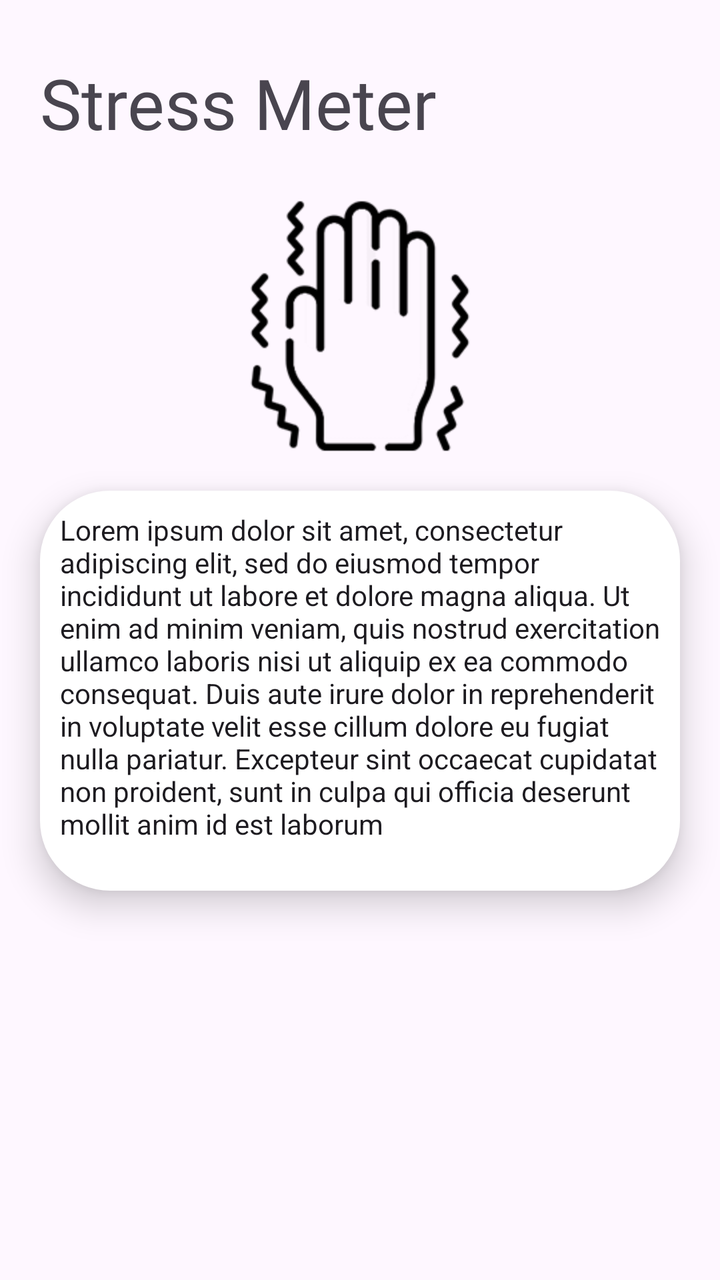
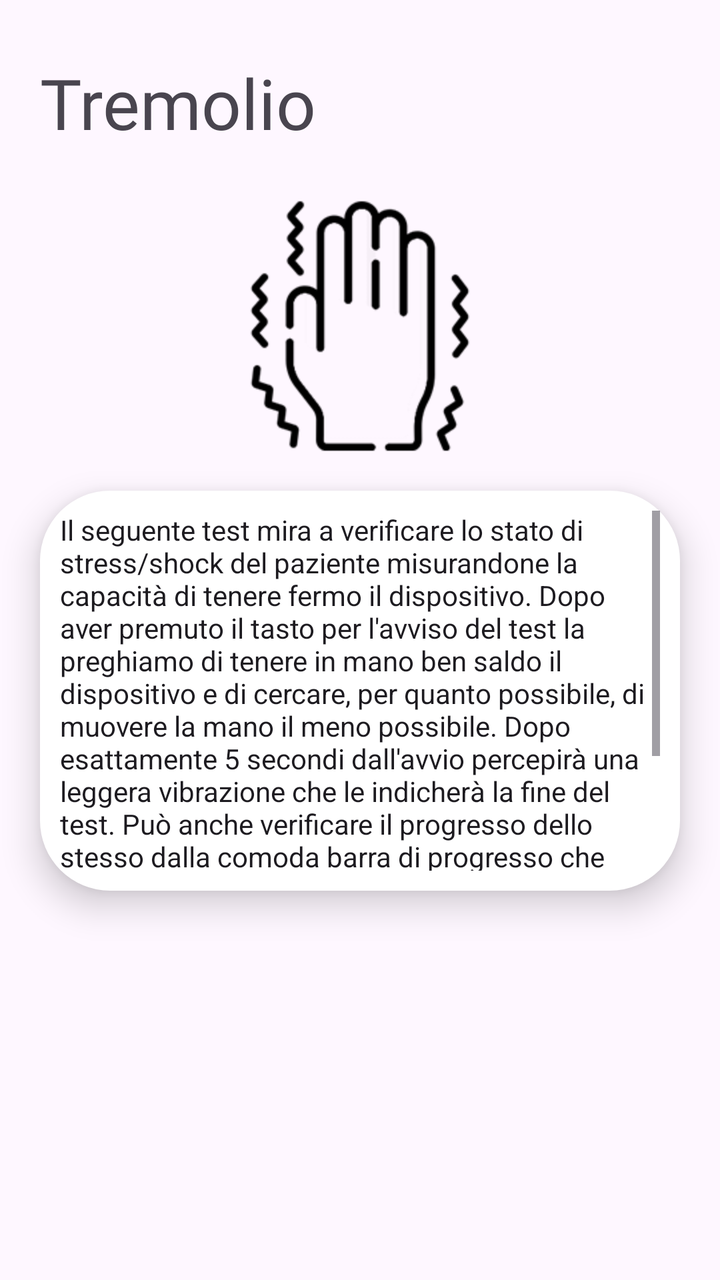

Two renders of the same Android screen: before a commit and after it. Below are the layout's source before the change and the commit's diff.
<!-- AndroidManifest.xml: application theme Theme.AsilAppBox -->
<!-- res/layout/fragment_test.xml -->
<?xml version="1.0" encoding="utf-8"?>
<androidx.constraintlayout.widget.ConstraintLayout xmlns:android="http://schemas.android.com/apk/res/android"
    xmlns:app="http://schemas.android.com/apk/res-auto"
    xmlns:tools="http://schemas.android.com/tools"
    android:id="@+id/test_layout"
    android:layout_width="match_parent"
    android:layout_height="match_parent">

    <ImageView
        android:id="@+id/iconHolder"
        android:layout_width="match_parent"
        android:layout_height="wrap_content"
        android:src="@mipmap/parkinson_icon_black"
        app:layout_constraintEnd_toStartOf="@+id/testTitle"
        app:layout_constraintHorizontal_bias="0.0"
        app:layout_constraintStart_toStartOf="parent"
        app:layout_constraintTop_toBottomOf="@+id/testTitle" />

    <TextView
        android:id="@+id/testTitle"
        android:layout_width="270dp"
        android:layout_height="wrap_content"
        android:layout_marginLeft="@dimen/marginLeftRightDetailHealthHistory"
        android:layout_marginTop="28dp"
        android:layout_marginRight="@dimen/marginLeftRightDetailHealthHistory"
        android:fontFamily="@font/titillium_web_bold"
        android:text="@string/stressToolTitle"
        android:textSize="@dimen/title2FontSize"
        app:layout_constraintHorizontal_bias="0.0"
        app:layout_constraintLeft_toLeftOf="parent"
        app:layout_constraintTop_toTopOf="parent" />

    <EditText
        android:id="@+id/testDescription"
        android:layout_width="match_parent"
        android:layout_height="200dp"
        android:layout_marginHorizontal="@dimen/marginLeftRightDetailHealthHistory"
        android:background="@drawable/rounded"
        android:cursorVisible="true"
        android:editable="false"
        android:elevation="10dp"
        android:fadeScrollbars="false"
        android:gravity="top"
        android:padding="10dp"
        android:scrollbarAlwaysDrawHorizontalTrack="false"
        android:scrollbarAlwaysDrawVerticalTrack="false"
        android:scrollbars="vertical"
        android:text="@string/stressToolDesc"
        android:textSize="@dimen/textSizeDoctorNotes"
        app:layout_constraintEnd_toEndOf="parent"
        app:layout_constraintHorizontal_bias="0.0"
        app:layout_constraintStart_toStartOf="parent"
        app:layout_constraintTop_toBottomOf="@+id/iconHolder" />

    <ProgressBar
        android:id="@+id/test_progress_bar"
        style="?android:attr/progressBarStyleHorizontal"
        android:layout_width="match_parent"
        android:layout_height="wrap_content"
        android:layout_marginHorizontal="50dp"
        android:indeterminate="false"
        android:max="100"
        android:progress="50"
        android:progressTint="@color/appMainColor"
        android:scaleY="5"
        android:visibility="invisible"
        app:layout_constraintBottom_toTopOf="@+id/test_footer_fragment"
        app:layout_constraintEnd_toEndOf="parent"
        app:layout_constraintHorizontal_bias="0.404"
        app:layout_constraintStart_toStartOf="parent"
        app:layout_constraintTop_toBottomOf="@+id/testDescription" />

    <androidx.fragment.app.FragmentContainerView
        android:id="@+id/test_footer_fragment"
        android:layout_width="match_parent"
        android:layout_height="100dp"
        app:layout_constraintBottom_toBottomOf="parent">

    </androidx.fragment.app.FragmentContainerView>


</androidx.constraintlayout.widget.ConstraintLayout>
<!-- resources referenced by this layout -->
<resources>
  <color name="appMainColor">#2f6dd5</color>
  <dimen name="marginLeftRightDetailHealthHistory">20dp</dimen>
  <dimen name="textSizeDoctorNotes">14dp</dimen>
  <dimen name="title2FontSize">35dp</dimen>
  <!-- drawable rounded (drawable) -->
  <?xml version="1.0" encoding="utf-8"?>
  <shape xmlns:android="http://schemas.android.com/apk/res/android"
      android:shape="rectangle"
      android:padding="10dp">
      <solid android:color="#FFFFFF"/>
      <corners
          android:bottomRightRadius="35dp"
          android:bottomLeftRadius="35dp"
          android:topLeftRadius="35dp"
          android:topRightRadius="35dp" />
  </shape>
  <!-- mipmap parkinson_icon_black: png bitmap (mipmap-hdpi, 8186 bytes) -->
  <string name="stressToolDesc">Lorem ipsum dolor sit amet, consectetur adipiscing elit, sed do eiusmod tempor incididunt ut labore et dolore magna aliqua. Ut enim ad minim veniam, quis nostrud exercitation ullamco laboris nisi ut aliquip ex ea commodo consequat. Duis aute irure dolor in reprehenderit in voluptate velit esse cillum dolore eu fugiat nulla pariatur. Excepteur sint occaecat cupidatat non proident, sunt in culpa qui officia deserunt mollit anim id est laborum</string>
  <string name="stressToolTitle">Stress Meter</string>
  <style name="Theme.AsilAppBox" parent="Base.Theme.AsilAppBox" />
  <style name="Base.Theme.AsilAppBox" parent="Theme.Material3.DayNight.NoActionBar">
          
          
      </style>
</resources>

<!-- the commit's change to res/layout/fragment_test.xml (unified diff, before → after) -->
@@ -10,7 +10,7 @@
         android:id="@+id/iconHolder"
         android:layout_width="match_parent"
         android:layout_height="wrap_content"
-        android:src="@mipmap/parkinson_icon_black"
+        android:src="@mipmap/trembling_icon_black"
         app:layout_constraintEnd_toStartOf="@+id/testTitle"
         app:layout_constraintHorizontal_bias="0.0"
         app:layout_constraintStart_toStartOf="parent"
@@ -24,7 +24,7 @@
         android:layout_marginTop="28dp"
         android:layout_marginRight="@dimen/marginLeftRightDetailHealthHistory"
         android:fontFamily="@font/titillium_web_bold"
-        android:text="@string/stressToolTitle"
+        android:text="@string/trembling"
         android:textSize="@dimen/title2FontSize"
         app:layout_constraintHorizontal_bias="0.0"
         app:layout_constraintLeft_toLeftOf="parent"
@@ -45,7 +45,7 @@
         android:scrollbarAlwaysDrawHorizontalTrack="false"
         android:scrollbarAlwaysDrawVerticalTrack="false"
         android:scrollbars="vertical"
-        android:text="@string/stressToolDesc"
+        android:text="@string/tremblingDescription"
         android:textSize="@dimen/textSizeDoctorNotes"
         app:layout_constraintEnd_toEndOf="parent"
         app:layout_constraintHorizontal_bias="0.0"
<!-- resource entries referenced after the edit -->
@@ -16,9 +16,14 @@
           android:topLeftRadius="35dp"
           android:topRightRadius="35dp" />
   </shape>
-  <!-- mipmap parkinson_icon_black: png bitmap (mipmap-hdpi, 8186 bytes) -->
-  <string name="stressToolDesc">Lorem ipsum dolor sit amet, consectetur adipiscing elit, sed do eiusmod tempor incididunt ut labore et dolore magna aliqua. Ut enim ad minim veniam, quis nostrud exercitation ullamco laboris nisi ut aliquip ex ea commodo consequat. Duis aute irure dolor in reprehenderit in voluptate velit esse cillum dolore eu fugiat nulla pariatur. Excepteur sint occaecat cupidatat non proident, sunt in culpa qui officia deserunt mollit anim id est laborum</string>
-  <string name="stressToolTitle">Stress Meter</string>
+  <!-- mipmap trembling_icon_black: png bitmap (mipmap-hdpi, 8186 bytes) -->
+  <string name="trembling">Tremolio</string>
+  <string name="tremblingDescription">
+          Il seguente test mira a verificare lo stato di stress/shock del paziente misurandone la capacità di tenere fermo il dispositivo.
+          Dopo aver premuto il tasto per l\'avviso del test la preghiamo di tenere in mano ben saldo il dispositivo e di cercare, per quanto possibile, di muovere la mano il meno possibile.
+          Dopo esattamente 5 secondi dall\'avvio percepirà una leggera vibrazione che le indicherà la fine del test. Può anche verificare il progresso dello stesso dalla comoda barra di progresso che apparirà di seguito una volta avviato il test.
+          Qual ora si rendesse conto di aver involontariamente compiuto movimenti la invitiamo a ri-eseguire il test prima di inviare i risultati all'applicazione principale.
+      </string>
   <style name="Theme.AsilAppBox" parent="Base.Theme.AsilAppBox" />
   <style name="Base.Theme.AsilAppBox" parent="Theme.Material3.DayNight.NoActionBar">
           
